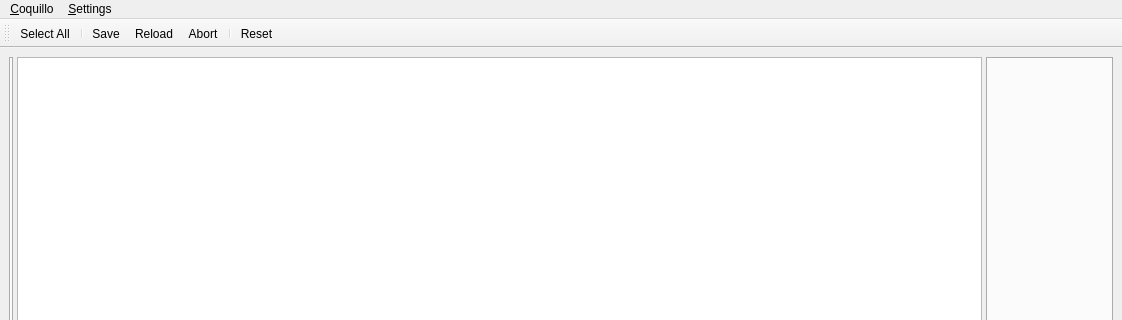
First picture: the form in ui/mainwindow.ui, repository sjuvonen/coquillo, before the edit; both pictures show x 0 to 1122 and y 0 to 320 of the 1122 by 751 pixel window.
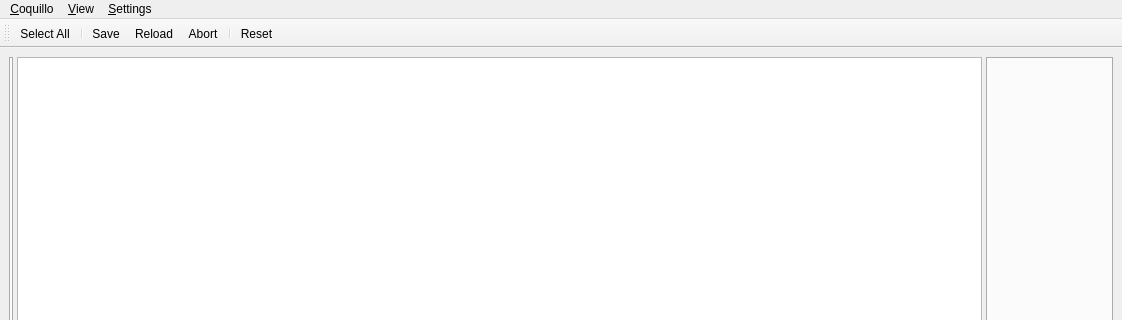
Second picture: the form after the edit. Icons and pictures are not drawn. Custom widgets are drawn as their Qt base class.

What changed in the file:
```diff
--- a/ui/mainwindow.ui
+++ b/ui/mainwindow.ui
@@ -88,7 +88,13 @@
     <addaction name="actionMenubar"/>
     <addaction name="actionStatusbar"/>
    </widget>
+   <widget class="QMenu" name="menu_View">
+    <property name="title">
+     <string>&amp;View</string>
+    </property>
+   </widget>
    <addaction name="menu_Coquillo"/>
+   <addaction name="menu_View"/>
    <addaction name="menu_Settings"/>
   </widget>
   <widget class="QStatusBar" name="statusbar"/>
```
Left out of the diff: 7 changed lines with no effect on the pictures.
